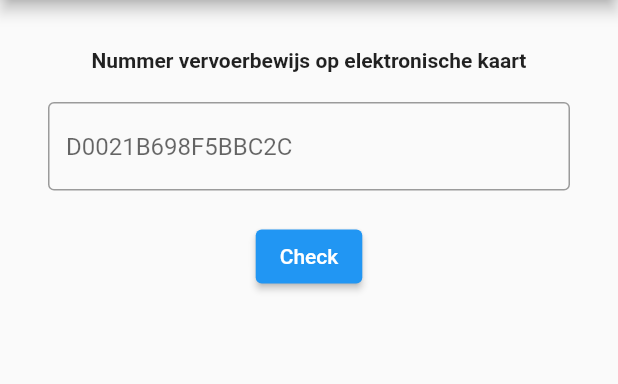
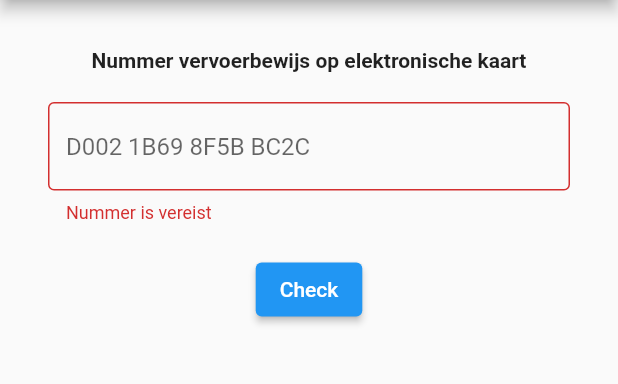
Before and after one commit to AlfianSanjaya/saldochecker, a Flutter app: the screen it shows after launch, after a tap on "Check", on a phone screen of 412 x 824 dp, the part 84-468 px from its top. Run offline on Flutter 3.47's test engine with Material 2 defaults, Android fonts, the light colour scheme and no system bars.

Commit message:
Add simple validation in form

```diff
--- a/lib/saldochecker_form.dart
+++ b/lib/saldochecker_form.dart
@@ -24,10 +24,20 @@ class _SaldoCheckerFormState extends State<SaldoCheckerForm> {
     super.dispose();
   }
 
+  String? validateTicketID(ticketID) {
+    if (ticketID == null || ticketID.isEmpty) {
+      return 'Nummer is vereist';
+    }
+    // TODO: add regex check
+    return null;
+  }
+
   void onPressed() {
-    // TODO: Implement OnPressed function
-    String id = _ticketIDController.text;
-    print('Sending the id $id');
+    if (_formKey.currentState!.validate()) {
+      String id = _ticketIDController.text;
+      print('Sending the id $id');
+    }
+    // TODO: send to api
   }
 
   @override
@@ -46,11 +56,13 @@ class _SaldoCheckerFormState extends State<SaldoCheckerForm> {
             height: 20,
           ),
           Container(
+            // TODO: enter with capitals and space
             width: 500,
             child: TextFormField(
               controller: _ticketIDController,
+              validator: validateTicketID,
               decoration: const InputDecoration(
-                hintText: 'D0021B698F5BBC2C',
+                hintText: 'D002 1B69 8F5B BC2C',
                 border: OutlineInputBorder(),
               ),
             ),
```
